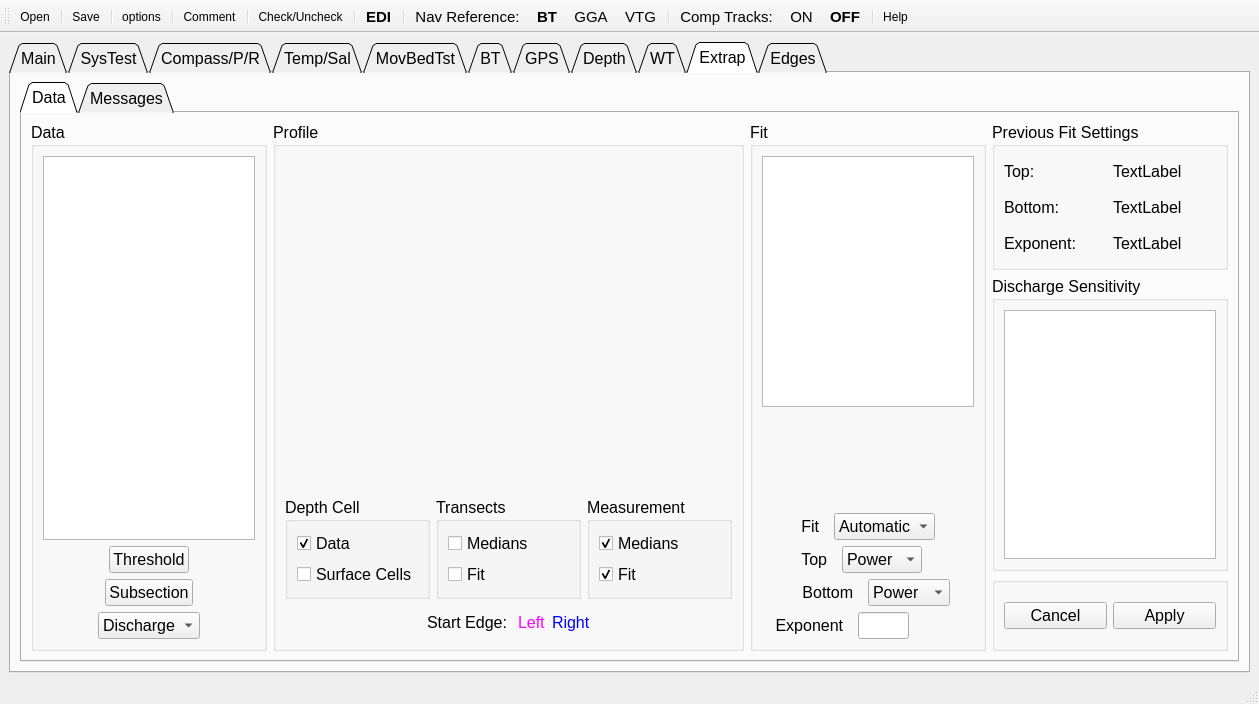
Old version of the form UI/QRev_gui.ui in the repository rowetechinc/QRevPy.
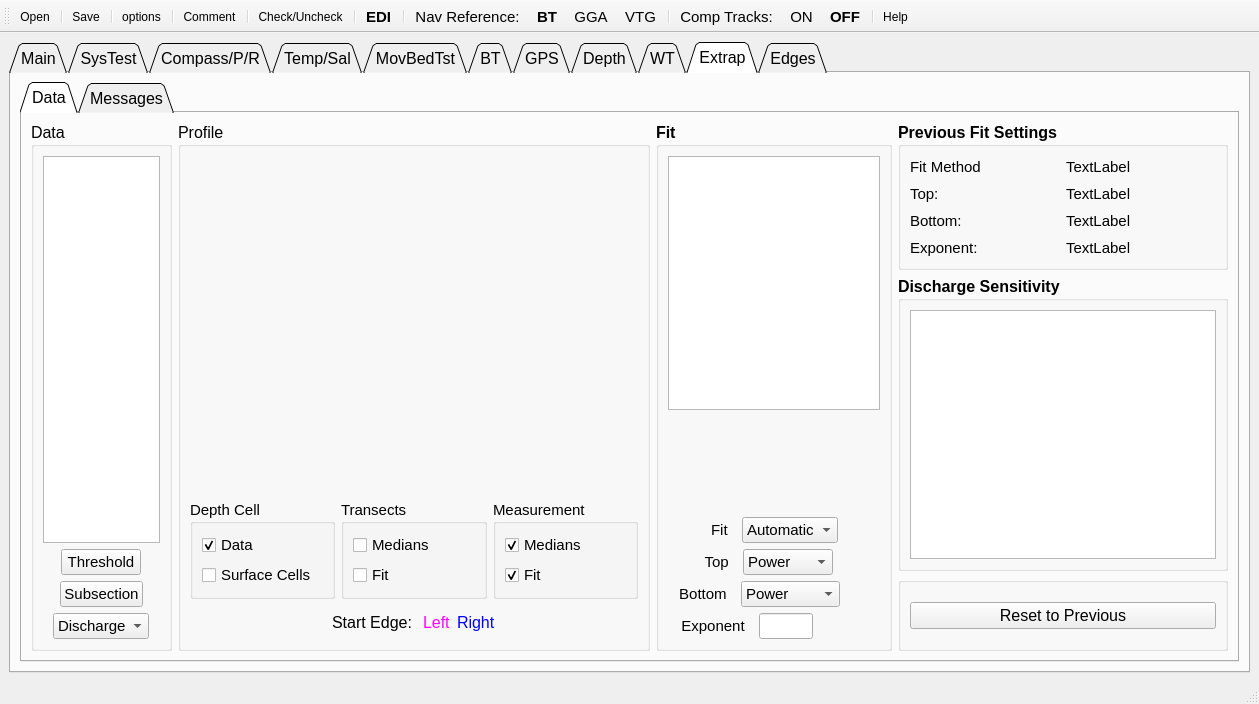
New version of the form. The open tabs and pages were chosen to show the change. Icons and pictures are not drawn.

Commit message: ExtrapPlot class added QRev modified for extrapolation tab but debugging not complete Modified ComputeExtrap to remove kargs Fixed bug in NormData computing composite data Modified SelectFit so that when manual is used it is more efficient.

Patch:
```diff
--- a/UI/QRev_gui.ui
+++ b/UI/QRev_gui.ui
@@ -4347,15 +4347,29 @@
            <attribute name="title">
             <string>Data</string>
            </attribute>
-           <layout class="QHBoxLayout" name="horizontalLayout_58" stretch="1,2,1,1">
+           <layout class="QHBoxLayout" name="horizontalLayout_58" stretch="12,40,20,28">
             <item>
              <widget class="QGroupBox" name="gp_data">
+              <property name="font">
+               <font>
+                <weight>50</weight>
+                <bold>false</bold>
+               </font>
+              </property>
               <property name="title">
                <string>Data</string>
               </property>
               <layout class="QVBoxLayout" name="verticalLayout_44">
                <item>
-                <widget class="QTableWidget" name="table_extrap_n_points"/>
+                <widget class="QTableWidget" name="table_extrap_n_points">
+                 <property name="font">
+                  <font>
+                   <pointsize>10</pointsize>
+                   <weight>50</weight>
+                   <bold>false</bold>
+                  </font>
+                 </property>
+                </widget>
                </item>
                <item>
                 <layout class="QHBoxLayout" name="horizontalLayout_41">
@@ -4374,6 +4388,13 @@
                  </item>
                  <item>
                   <widget class="QPushButton" name="pb_extrap_threshold">
+                   <property name="font">
+                    <font>
+                     <pointsize>11</pointsize>
+                     <weight>50</weight>
+                     <bold>false</bold>
+                    </font>
+                   </property>
                    <property name="text">
                     <string>Threshold</string>
                    </property>
@@ -4411,6 +4432,13 @@
                  </item>
                  <item>
                   <widget class="QPushButton" name="pb_extrap_subsection">
+                   <property name="font">
+                    <font>
+                     <pointsize>11</pointsize>
+                     <weight>50</weight>
+                     <bold>false</bold>
+                    </font>
+                   </property>
                    <property name="text">
                     <string>Subsection</string>
                    </property>
@@ -4448,6 +4476,13 @@
                  </item>
                  <item>
                   <widget class="QComboBox" name="combo_extrap_type">
+                   <property name="font">
+                    <font>
+                     <pointsize>11</pointsize>
+                     <weight>50</weight>
+                     <bold>false</bold>
+                    </font>
+                   </property>
                    <item>
                     <property name="text">
                      <string>Discharge</string>
@@ -4480,6 +4515,12 @@
             </item>
             <item>
              <widget class="QGroupBox" name="gb_profile">
+              <property name="font">
+               <font>
+                <weight>50</weight>
+                <bold>false</bold>
+               </font>
+              </property>
               <property name="title">
                <string>Profile</string>
               </property>
@@ -4491,12 +4532,26 @@
                 <layout class="QHBoxLayout" name="horizontalLayout_56">
                  <item>
                   <widget class="QGroupBox" name="gb_depth_cell">
+                   <property name="font">
+                    <font>
+                     <pointsize>11</pointsize>
+                     <weight>50</weight>
+                     <bold>false</bold>
+                    </font>
+                   </property>
                    <property name="title">
                     <string>Depth Cell</string>
                    </property>
                    <layout class="QVBoxLayout" name="verticalLayout_45">
                     <item>
                      <widget class="QCheckBox" name="cb_extrap_data">
+                      <property name="font">
+                       <font>
+                        <pointsize>11</pointsize>
+                        <weight>50</weight>
+                        <bold>false</bold>
+                       </font>
+                      </property>
                       <property name="text">
                        <string>Data</string>
                       </property>
@@ -4507,6 +4562,13 @@
                     </item>
                     <item>
                      <widget class="QCheckBox" name="cb_extrap_surface">
+                      <property name="font">
+                       <font>
+                        <pointsize>11</pointsize>
+                        <weight>50</weight>
+                        <bold>false</bold>
+                       </font>
+                      </property>
                       <property name="text">
                        <string>Surface Cells</string>
                       </property>
@@ -4517,12 +4579,26 @@
                  </item>
                  <item>
                   <widget class="QGroupBox" name="gb_transects">
+                   <property name="font">
+                    <font>
+                     <pointsize>11</pointsize>
+                     <weight>50</weight>
+                     <bold>false</bold>
+                    </font>
+                   </property>
                    <property name="title">
                     <string>Transects</string>
                    </property>
                    <layout class="QVBoxLayout" name="verticalLayout_46">
                     <item>
                      <widget class="QCheckBox" name="cb_extrap_trans_medians">
+                      <property name="font">
+                       <font>
+                        <pointsize>11</pointsize>
+                        <weight>50</weight>
+                        <bold>false</bold>
+                       </font>
+                      </property>
                       <property name="text">
                        <string>Medians</string>
                       </property>
@@ -4530,6 +4606,13 @@
                     </item>
                     <item>
                      <widget class="QCheckBox" name="cb_extrap_trans_fit">
+                      <property name="font">
+                       <font>
+                        <pointsize>11</pointsize>
+                        <weight>50</weight>
+                        <bold>false</bold>
+                       </font>
+                      </property>
                       <property name="text">
                        <string>Fit</string>
                       </property>
@@ -4540,12 +4623,26 @@
                  </item>
                  <item>
                   <widget class="QGroupBox" name="gb_measurement">
+                   <property name="font">
+                    <font>
+                     <pointsize>11</pointsize>
+                     <weight>50</weight>
+                     <bold>false</bold>
+                    </font>
+                   </property>
                    <property name="title">
                     <string>Measurement</string>
                    </property>
                    <layout class="QVBoxLayout" name="verticalLayout_47">
                     <item>
                      <widget class="QCheckBox" name="cb_extrap_meas_medians">
+                      <property name="font">
+                       <font>
+                        <pointsize>11</pointsize>
+                        <weight>50</weight>
+                        <bold>false</bold>
+                       </font>
+                      </property>
                       <property name="text">
                        <string>Medians</string>
                       </property>
@@ -4556,6 +4653,13 @@
                     </item>
                     <item>
                      <widget class="QCheckBox" name="cb_extrap_meas_fit">
+                      <property name="font">
+                       <font>
+                        <pointsize>11</pointsize>
+                        <weight>50</weight>
+                        <bold>false</bold>
+                       </font>
+                      </property>
                       <property name="text">
                        <string>Fit</string>
                       </property>
@@ -4699,12 +4803,26 @@
             </item>
             <item>
              <widget class="QGroupBox" name="gb_fit">
+              <property name="font">
+               <font>
+                <weight>75</weight>
+                <bold>true</bold>
+               </font>
+              </property>
               <property name="title">
                <string>Fit</string>
               </property>
               <layout class="QVBoxLayout" name="verticalLayout_43" stretch="5,2,1,1,1,1">
                <item>
-                <widget class="QTableWidget" name="table_extrap_fit"/>
+                <widget class="QTableWidget" name="table_extrap_fit">
+                 <property name="font">
+                  <font>
+                   <pointsize>10</pointsize>
+                   <weight>75</weight>
+                   <bold>true</bold>
+                  </font>
+                 </property>
+                </widget>
                </item>
                <item>
                 <spacer name="verticalSpacer_5">
@@ -4736,6 +4854,13 @@
                  </item>
                  <item>
                   <widget class="QLabel" name="txt_fit">
+                   <property name="font">
+                    <font>
+                     <pointsize>11</pointsize>
+                     <weight>50</weight>
+                     <bold>false</bold>
+                    </font>
+                   </property>
                    <property name="text">
                     <string>Fit  </string>
                    </property>
@@ -4746,6 +4871,13 @@
                  </item>
                  <item>
                   <widget class="QComboBox" name="combo_extrap_fit">
+                   <property name="font">
+                    <font>
+                     <pointsize>11</pointsize>
+                     <weight>50</weight>
+                     <bold>false</bold>
+                    </font>
+                   </property>
                    <item>
                     <property name="text">
                      <string>Automatic</string>
@@ -4790,6 +4922,13 @@
                  </item>
                  <item>
                   <widget class="QLabel" name="txt_top">
+                   <property name="font">
+                    <font>
+                     <pointsize>11</pointsize>
+                     <weight>50</weight>
+                     <bold>false</bold>
+                    </font>
+                   </property>
                    <property name="text">
                     <string> Top  </string>
                    </property>
@@ -4800,6 +4939,13 @@
                  </item>
                  <item>
                   <widget class="QComboBox" name="combo_extrap_top">
+                   <property name="font">
+                    <font>
+                     <pointsize>11</pointsize>
+                     <weight>50</weight>
+                     <bold>false</bold>
+                    </font>
+                   </property>
                    <item>
                     <property name="text">
                      <string>Power</string>
@@ -4833,7 +4979,7 @@
                 </layout>
                </item>
                <item>
-                <layout class="QHBoxLayout" name="horizontalLayout_39" stretch="0,5,0,7">
+                <layout class="QHBoxLayout" name="horizontalLayout_39" stretch="1,2,9,0">
                  <item>
                   <spacer name="horizontalSpacer_4">
                    <property name="orientation">
@@ -4849,6 +4995,13 @@
                  </item>
                  <item>
                   <widget class="QLabel" name="txt_bottom">
+                   <property name="font">
+                    <font>
+                     <pointsize>11</pointsize>
+                     <weight>50</weight>
+                     <bold>false</bold>
+                    </font>
+                   </property>
                    <property name="text">
                     <string>Bottom  </string>
                    </property>
@@ -4859,6 +5012,13 @@
                  </item>
                  <item>
                   <widget class="QComboBox" name="combo_extrap_bottom">
+                   <property name="font">
+                    <font>
+                     <pointsize>11</pointsize>
+                     <weight>50</weight>
+                     <bold>false</bold>
+                    </font>
+                   </property>
                    <item>
                     <property name="text">
                      <string>Power</string>
@@ -4903,6 +5063,13 @@
                  </item>
                  <item>
                   <widget class="QLabel" name="txt_exponent">
+                   <property name="font">
+                    <font>
+                     <pointsize>11</pointsize>
+                     <weight>50</weight>
+                     <bold>false</bold>
+                    </font>
+                   </property>
                    <property name="text">
                     <string>Exponent  </string>
                    </property>
@@ -4912,7 +5079,15 @@
                   </widget>
                  </item>
                  <item>
-                  <widget class="QLineEdit" name="ed_extrap_exponent"/>
+                  <widget class="QLineEdit" name="ed_extrap_exponent">
+                   <property name="font">
+                    <font>
+                     <pointsize>11</pointsize>
+                     <weight>50</weight>
+                     <bold>false</bold>
+                    </font>
+                   </property>
+                  </widget>
                  </item>
                  <item>
                   <spacer name="horizontalSpacer_9">
@@ -4936,47 +5111,123 @@
              <layout class="QVBoxLayout" name="verticalLayout_33" stretch="2,4,1">
               <item>
                <widget class="QGroupBox" name="gb_previous">
+                <property name="font">
+                 <font>
+                  <weight>75</weight>
+                  <bold>true</bold>
+                 </font>
+                </property>
                 <property name="title">
                  <string>Previous Fit Settings</string>
                 </property>
                 <layout class="QGridLayout" name="gridLayout_32">
-                 <item row="0" column="0">
+                 <item row="3" column="1">
+                  <widget class="QLabel" name="txt_extrap_p_exponent">
+                   <property name="font">
+                    <font>
+                     <pointsize>11</pointsize>
+                     <weight>50</weight>
+                     <bold>false</bold>
+                    </font>
+                   </property>
+                   <property name="text">
+                    <string>TextLabel</string>
+                   </property>
+                  </widget>
+                 </item>
+                 <item row="3" column="0">
+                  <widget class="QLabel" name="txt_p_exponent">
+                   <property name="font">
+                    <font>
+                     <pointsize>11</pointsize>
+                     <weight>50</weight>
+                     <bold>false</bold>
+                    </font>
+                   </property>
+                   <property name="text">
+                    <string>Exponent:</string>
+                   </property>
+                  </widget>
+                 </item>
+                 <item row="1" column="0">
                   <widget class="QLabel" name="txt_p_top">
+                   <property name="font">
+                    <font>
+                     <pointsize>11</pointsize>
+                     <weight>50</weight>
+                     <bold>false</bold>
+                    </font>
+                   </property>
                    <property name="text">
                     <string>Top:</string>
                    </property>
                   </widget>
                  </item>
-                 <item row="0" column="1">
-                  <widget class="QLabel" name="txt_extrap_p_top">
-                   <property name="text">
-                    <string>TextLabel</string>
-                   </property>
-                  </widget>
-                 </item>
-                 <item row="1" column="0">
-                  <widget class="QLabel" name="txt_p_bottom">
-                   <property name="text">
-                    <string>Bottom:</string>
-                   </property>
-                  </widget>
-                 </item>
                  <item row="1" column="1">
+                  <widget class="QLabel" name="txt_extrap_p_top">
+                   <property name="font">
+                    <font>
+                     <pointsize>11</pointsize>
+                     <weight>50</weight>
+                     <bold>false</bold>
+                    </font>
+                   </property>
+                   <property name="text">
+                    <string>TextLabel</string>
+                   </property>
+                  </widget>
+                 </item>
+                 <item row="2" column="1">
                   <widget class="QLabel" name="txt_extrap_p_bottom">
+                   <property name="font">
+                    <font>
+                     <pointsize>11</pointsize>
+                     <weight>50</weight>
+                     <bold>false</bold>
+                    </font>
+                   </property>
                    <property name="text">
                     <string>TextLabel</string>
                    </property>
                   </widget>
                  </item>
                  <item row="2" column="0">
-                  <widget class="QLabel" name="txt_p_exponent">
+                  <widget class="QLabel" name="txt_p_bottom">
+                   <property name="font">
+                    <font>
+                     <pointsize>11</pointsize>
+                     <weight>50</weight>
+                     <bold>false</bold>
+                    </font>
+                   </property>
                    <property name="text">
-                    <string>Exponent:</string>
+                    <string>Bottom:</string>
                    </property>
                   </widget>
                  </item>
-                 <item row="2" column="1">
-                  <widget class="QLabel" name="txt_extrap_p_exponent">
+                 <item row="0" column="0">
+                  <widget class="QLabel" name="txt_p_fit">
+                   <property name="font">
+                    <font>
+                     <pointsize>11</pointsize>
+                     <weight>50</weight>
+                     <bold>false</bold>
+                    </font>
+                   </property>
+                   <property name="text">
+                    <string>Fit Method</string>
+                   </property>
+                  </widget>
+                 </item>
+                 <item row="0" column="1">
+                  <widget class="QLabel" name="txt_extrap_p_fit">
+                   <property name="font">
+                    <font>
+                     <pointsize>11</pointsize>
+                     <weight>50</weight>
+                     <bold>false</bold>
+                    </font>
+                   </property>
                    <property name="text">
                     <string>TextLabel</string>
                    </property>
@@ -4987,12 +5238,26 @@
               </item>
               <item>
                <widget class="QGroupBox" name="gb_q">
+                <property name="font">
+                 <font>
+                  <weight>75</weight>
+                  <bold>true</bold>
+                 </font>
+                </property>
                 <property name="title">
                  <string>Discharge Sensitivity</string>
                 </property>
-                <layout class="QGridLayout" name="gridLayout_36">
-                 <item row="0" column="0">
-                  <widget class="QTableWidget" name="table_extrap_qsen"/>
+                <layout class="QVBoxLayout" name="verticalLayout_60">
+                 <item>
+                  <widget class="QTableWidget" name="table_extrap_qsen">
+                   <property name="font">
+                    <font>
+                     <pointsize>10</pointsize>
+                     <weight>75</weight>
+                     <bold>true</bold>
+                    </font>
+                   </property>
+                  </widget>
                  </item>
                 </layout>
                </widget>
@@ -5006,14 +5271,7 @@
                  <item>
                   <widget class="QPushButton" name="pb_extrap_cancel">
                    <property name="text">
-                    <string>Cancel</string>
-                   </property>
-                  </widget>
-                 </item>
-                 <item>
-                  <widget class="QPushButton" name="pb_extrap_apply">
-                   <property name="text">
-                    <string>Apply</string>
+                    <string>Reset to Previous</string>
                    </property>
                   </widget>
                  </item>
```
Left out of the diff: 2 changed lines with no effect on the pictures. The commit also changes 6 other files.
